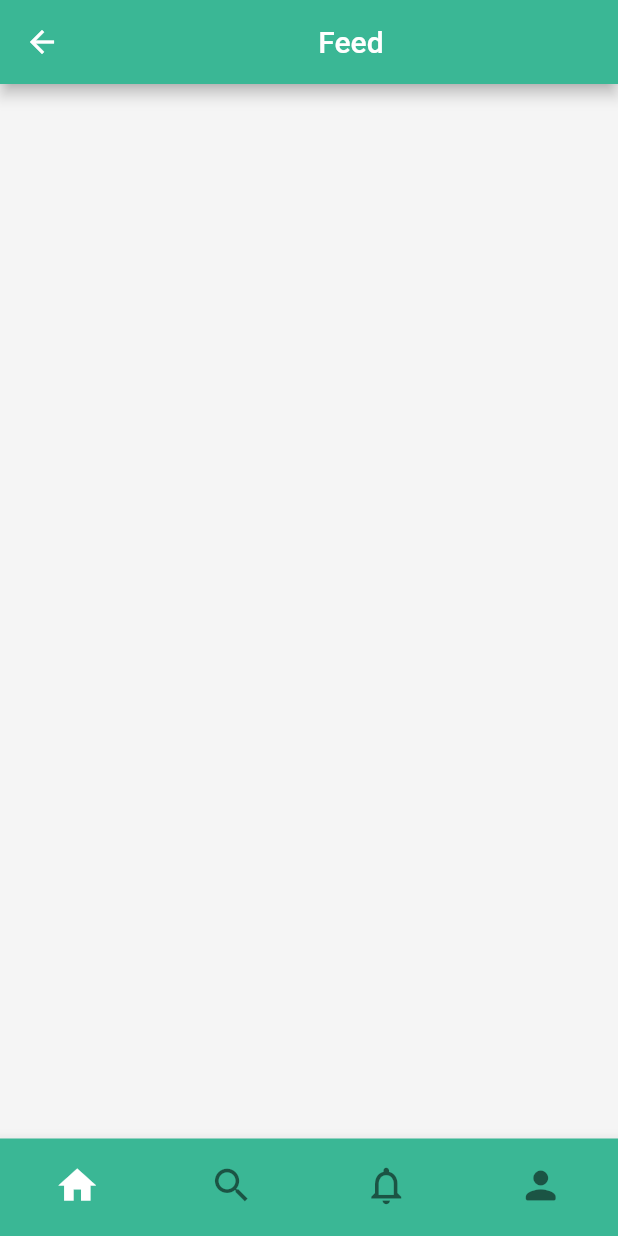
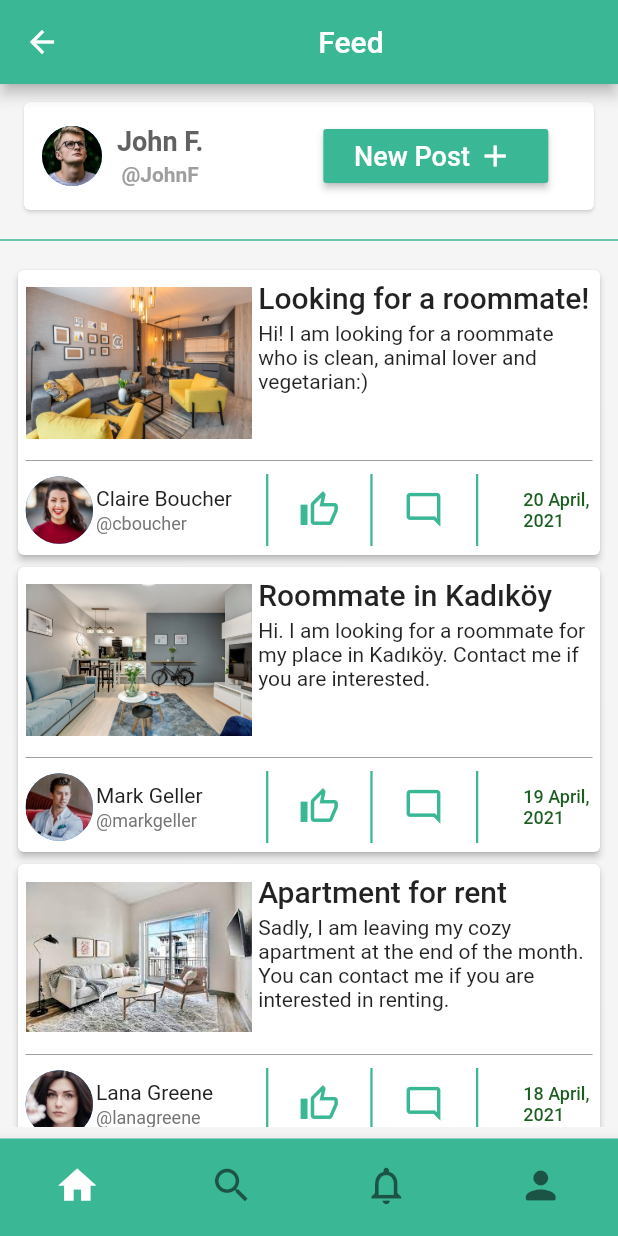
Before and after one commit to ranemelshanawany/social_media_app, a Flutter app: the BottomNavigator screen opened by its route, on a phone screen of 412 x 824 dp. Run offline on Flutter 3.47's test engine with Material 2 defaults, Android fonts, the phone set to English and light mode, and no system bars; our stand-ins replace email_validator, flutter_svg, shared_preferences; accounts and stored records are empty; network calls fail.

Commit message:
Feed page is added

```diff
--- a/lib/main.dart
+++ b/lib/main.dart
@@ -1,4 +1,6 @@
 import 'package:flutter/material.dart';
+import 'package:project_socialmedia/pages/feed/feedpage.dart';
+import 'package:project_socialmedia/pages/feed/newpostpage.dart';
 import 'pages/bottomNavigationWidget.dart';
 import 'pages/exploreandsearch/searchpage.dart';
 import 'pages/loginSignupWelcome/walkthrough.dart';
@@ -42,7 +44,9 @@ class _MyAppState extends State<MyApp> {
         '/login': (context) => LoginScreen(),
         '/welcome': (context) => WelcomeScreen(),
         '/navigation': (context) => BottomNavigator(),
-        '/explore/search': (context) => SearchPage()
+        '/explore/search': (context) => SearchPage(),
+        '/newpost': (context) => NewPost(),
+        '/feed': (context) => Feed(),
       },
       debugShowCheckedModeBanner: false,
     );
--- a/lib/pages/bottomNavigationWidget.dart
+++ b/lib/pages/bottomNavigationWidget.dart
@@ -1,7 +1,7 @@
 import 'package:flutter/material.dart';
 import 'package:project_socialmedia/utils/color.dart';
 import 'exploreandsearch/explorepage.dart';
-import 'feedpage.dart';
+import '../pages/feed/feedpage.dart';
 import 'notificationspage.dart';
 import 'profilepage.dart';
 import '../utils/shared_prefs.dart';
--- /dev/null
+++ b/lib/pages/feed/feedpage.dart
@@ -0,0 +1,127 @@
+import 'package:flutter/material.dart';
+import 'package:project_socialmedia/utils/color.dart';
+import 'post_card.dart';
+
+class Feed extends StatefulWidget {
+  TextEditingController textController = TextEditingController();
+
+  @override
+  _FeedState createState() => _FeedState();
+}
+
+class _FeedState extends State<Feed> {
+
+  List<bool> _selection = [true, false];
+  final _formKey = GlobalKey<FormState>();
+
+
+  get onPressed => null;
+
+  @override
+  Widget build(BuildContext context) {
+    Size size = MediaQuery.of(context).size;
+
+      return Column(
+        children: [
+          Row(
+            mainAxisAlignment: MainAxisAlignment.spaceEvenly,
+            children: [
+              _buildNewPostCard(size),
+            ],
+          ),
+          Divider(color: AppColors.primary, thickness: 1.0,),
+          _buildContentDisplay(size),
+        ],
+      );
+  }
+
+
+  _buildContentDisplay(Size size) {
+
+        return Expanded(
+          child: Container(
+            padding: EdgeInsets.all(8),
+
+            child: ListView.builder(
+                itemCount: 6,
+                itemBuilder: (BuildContext context, int index) => PostCard(index))),
+          );
+        }
+
+
+  _buildNewPostCard(Size size) {
+
+    return Column(
+      children: [
+        Card(
+          elevation: 1,
+          margin: EdgeInsets.all(12.0),
+          shadowColor: Colors.grey[50],
+          child: Container(
+            width: 380,
+            child:
+            Column(
+              children: [
+                Row(
+                  mainAxisSize: MainAxisSize.max,
+                  mainAxisAlignment: MainAxisAlignment.start,
+                  children: [
+                    Padding(
+                      padding: const EdgeInsets.all(12.0),
+                      child: Row(
+                        crossAxisAlignment: CrossAxisAlignment.start,
+                        children: [
+                          SizedBox(height: 10,),
+                          Column(
+                            crossAxisAlignment: CrossAxisAlignment.start,
+                            children: [
+                              Row(
+                                mainAxisAlignment: MainAxisAlignment.start,
+                                children: [
+                                  CircleAvatar(backgroundImage: AssetImage('assets/images/John.jpeg'), radius: 20,),
+                                  SizedBox(width: 10,),
+                                  Column(
+                                    children: [
+                                      Text('John F.', style: TextStyle(color: Colors.grey[700] ,fontWeight: FontWeight.bold, fontSize: 18),),
+                                      SizedBox(height: 4),
+                                      Text('@JohnF', style: TextStyle(color: Colors.grey[500] ,fontWeight: FontWeight.bold, fontSize: 14),),
+                                    ],
+                                  ),
+                                  SizedBox(width: 80,),
+                                  SizedBox(
+                                      width: 150,
+                                      child: RaisedButton(
+                                          color: AppColors.primary,
+                                          child: Row(
+                                            children: [
+                                              Text(' New Post',
+                                              style: TextStyle(
+                                                fontSize: 18,
+                                                color: Colors.white,
+                                              ),
+                                              ),
+                                              SizedBox(width: 5,),
+                                              Icon(Icons.add,color: Colors.white,),
+                                            ],
+                                          ),
+                                          onPressed: () {Navigator.of(context).pushNamed("/newpost");} ),
+                                  )
+                                ],
+                              ),
+                            ],
+                          ),
+                        ],
+                      ),
+                    )
+                  ],
+                ),
+            ],
+            ),
+        ),
+
+        ),
+
+      ],
+    );
+  }
+}
--- /dev/null
+++ b/lib/pages/feed/post_card.dart
@@ -0,0 +1,231 @@
+import 'package:flutter/material.dart';
+import 'package:project_socialmedia/utils/color.dart';
+
+class PostCard extends StatelessWidget {
+
+  final int index;
+  PostCard(this.index);
+
+  @override
+  Widget build(BuildContext context) {
+    return AspectRatio(
+      aspectRatio: 6 / 3,
+      child: Card(
+        elevation: 2,
+        child: Container(
+          margin: const EdgeInsets.all(3.0),
+          padding: const EdgeInsets.all(2.0),
+          child: Column(
+            children: <Widget>[
+              _Post(index),
+              Divider(color: Colors.grey),
+              _PostDetails(index),
+            ],
+          ),
+        ),
+      ),
+    );
+  }
+}
+
+class _Post extends StatelessWidget {
+  final int index;
+
+  _Post(this.index);
+
+  @override
+  Widget build(BuildContext context) {
+    return Expanded(
+      flex: 3,
+      child: Row(children: <Widget>[_PostImage(index), _PostTitleAndSummary(index)]),
+    );
+  }
+}
+
+class _PostTitleAndSummary extends StatelessWidget {
+  final int index;
+
+  _PostTitleAndSummary(this.index);
+
+  @override
+  Widget build(BuildContext context) {
+    final TextStyle titleTheme = Theme.of(context).textTheme.title;
+    final TextStyle summaryTheme = Theme.of(context).textTheme.body1;
+
+    List<String> titles = ['Looking for a roommate!',
+      'Roommate in Kadıköy',
+      'Apartment for rent',
+      'Apartment Free for 8 Months',
+      'Looking for a Roommate ASAP!',
+      'Apartment with Beautiful View'];
+    List<String> summaries = ['Hi! I am looking for a roommate who is clean, animal lover and vegetarian:)',
+      'Hi. I am looking for a roommate for my place in Kadıköy. Contact me if you are interested.',
+      'Sadly, I am leaving my cozy apartment at the end of the month. You can contact me if you are interested in renting.',
+      'I will be out of town for 8 months so if you are looking for a place to rent, contact me.',
+      'I am new in İstanbul and need a place to stay as soon as possible. Please contact me!',
+      'I am looking for a roommate to my apartment with a georgeous view. Contact me!!'];
+
+
+    return Expanded(
+      flex: 3,
+      child: Padding(
+        padding: const EdgeInsets.only(left: 4.0),
+        child: Column(
+          crossAxisAlignment: CrossAxisAlignment.start,
+          mainAxisAlignment: MainAxisAlignment.start,
+          children: <Widget>[
+            SizedBox(height: 2.0),
+            Text(titles[index], style: titleTheme),
+            SizedBox(height: 4.0),
+            Text(summaries[index], style: summaryTheme),
+          ],
+        ),
+      ),
+    );
+  }
+}
+
+class _PostImage extends StatelessWidget {
+  final int index;
+
+  _PostImage(this.index);
+
+  @override
+  Widget build(BuildContext context) {
+    return Expanded(flex: 2, child: Image.asset('assets/images/apartments/$index.jpeg'));
+  }
+}
+
+class _PostDetails extends StatelessWidget {
+  final int index;
+
+  _PostDetails(this.index);
+
+  @override
+  Widget build(BuildContext context) {
+    return Container(
+      child: Row(
+        crossAxisAlignment: CrossAxisAlignment.center,
+        mainAxisAlignment: MainAxisAlignment.start,
+        mainAxisSize: MainAxisSize.max,
+        children: <Widget>[
+          _UserImage(index),
+          _NameAndUsername(index),
+          Container(color: AppColors.primary, height: 48, width: 1.5,),
+          _LikesAndComments(index),
+          Container(color: AppColors.primary, height: 48, width: 1.5,),
+          SizedBox(width:30.0,),
+          _PostTimeStamp(index),
+        ],
+      ),
+    );
+  }
+}
+
+class _NameAndUsername extends StatelessWidget {
+  final int index;
+
+  _NameAndUsername(this.index);
+
+  List<String> names = ['Claire Boucher','Mark Geller','Lana Greene','Eric Boucher','Isabella Buffay', 'Matthew Stan'];
+  List<String> usernames = ['@cboucher','@markgeller','@lanagreene','@eboucher','@bellabuff', '@mattstan'];
+
+
+  @override
+  Widget build(BuildContext context) {
+    //final TextStyle nameTheme = Theme.of(context).textTheme.subtitle;
+    //final TextStyle emailTheme = Theme.of(context).textTheme.body1;
+
+    return Expanded(
+      flex: 5,
+      child: Padding(
+        padding: const EdgeInsets.all(2.0),
+        child: Column(
+          mainAxisAlignment: MainAxisAlignment.start,
+          crossAxisAlignment: CrossAxisAlignment.start,
+          children: <Widget>[
+            Text(names[index], style: TextStyle(
+              fontSize: 14,
+              color: Colors.grey[900]
+            ),),
+            SizedBox(height: 2.0),
+            Text(usernames[index], style:  TextStyle(
+              fontSize: 12,
+              color: Colors.grey[600]
+            ),),
+          ],
+        ),
+      ),
+    );
+  }
+}
+
+class _LikesAndComments extends StatelessWidget {
+  final int index;
+
+  _LikesAndComments(this.index);
+
+  List<String> usernames = ['Claire Boucher','Mark Geller','Lana Greene','Eric Boucher','Isabella Buffay', 'Matthew Stan'];
+  List<String> userEmails = ['cboucher@gmail.com','markgeller@gmail.com','lanagreene@gmail.com','eboucher@gmail.com','bellabuff@gmail.com', 'mattstan@gmail.com'];
+
+
+  @override
+  Widget build(BuildContext context) {
+    //final TextStyle nameTheme = Theme.of(context).textTheme.subtitle;
+    //final TextStyle emailTheme = Theme.of(context).textTheme.body1;
+
+    return Expanded(
+      //width: 50,
+      //height: 50,
+      flex: 6,
+      child:Row(
+        children: [
+          SizedBox(width: 10,),
+          IconButton(icon: Icon(Icons.thumb_up_alt_outlined,size: 27, color: AppColors.primary,), onPressed: () {}),
+          SizedBox(width: 10,),
+          Container(color: AppColors.primary, height: 48, width: 1.5,),
+          SizedBox(width: 10,),
+          IconButton(icon: Icon(Icons.mode_comment_outlined,size: 27, color: AppColors.primary,), onPressed: (){})
+        ]
+      ),
+
+    );
+  }
+}
+
+class _UserImage extends StatelessWidget {
+  final int index;
+
+  _UserImage(this.index);
+
+  @override
+  Widget build(BuildContext context) {
+    return Container(
+      //flex: 2,
+      width: 45,
+      height: 50,
+      child: CircleAvatar(
+        backgroundImage: AssetImage('assets/images/users/$index.jpeg'),
+      ),
+    );
+  }
+}
+
+class _PostTimeStamp extends StatelessWidget {
+  final int index;
+  _PostTimeStamp(this.index);
+
+  List<String> postTimes = ["20 April, 2021","19 April, 2021","18 April, 2021","17 April, 2021","16 April, 2021","15 April, 2021","14 April, 2021",];
+
+  @override
+  Widget build(BuildContext context) {
+    return Expanded(
+      flex:2,
+      child: Text(postTimes[index], style: TextStyle(
+        fontSize: 12,
+        fontWeight: FontWeight.w500,
+        color: Colors.green[900],
+      ),),
+    );
+  }
+}
--- a/lib/pages/feedpage.dart
+++ /dev/null
@@ -1,13 +0,0 @@
-import 'package:flutter/material.dart';
-
-class Feed extends StatefulWidget {
-  @override
-  _FeedState createState() => _FeedState();
-}
-
-class _FeedState extends State<Feed> {
-  @override
-  Widget build(BuildContext context) {
-    return Container();
-  }
-}
--- a/pubspec.yaml
+++ b/pubspec.yaml
@@ -52,6 +52,8 @@ flutter:
   assets:
     - assets/images/
     - assets/icons/
+    - assets/images/users/
+    - assets/images/apartments/
   #   - images/a_dot_ham.jpeg
 
   # An image asset can refer to one or more resolution-specific "variants", see
```
Also changed, not shown: lib/pages/feed/newpostpage.dart (added, +156 -0 lines), assets/images/apartments/0.jpeg (added), assets/images/apartments/1.jpeg (added), assets/images/apartments/2.jpeg (added), assets/images/apartments/3.jpeg (added), assets/images/apartments/4.jpeg (added), assets/images/apartments/5.jpeg (added), assets/images/users/0.jpeg (added), assets/images/users/1.jpeg (added), assets/images/users/2.jpeg (added), assets/images/users/3.jpeg (added), assets/images/users/4.jpeg (added), assets/images/users/5.jpeg (added), pubspec.lock, 6 other files.
